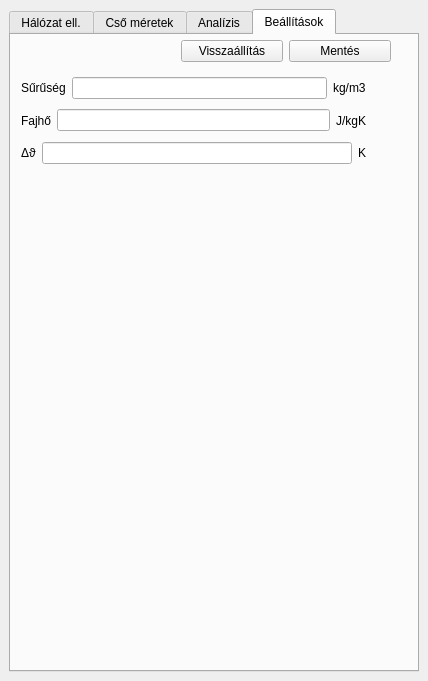
The window that hmv_widget.ui (cruizer/HMV-meretezes) describes before a commit, drawn with Qt 5.
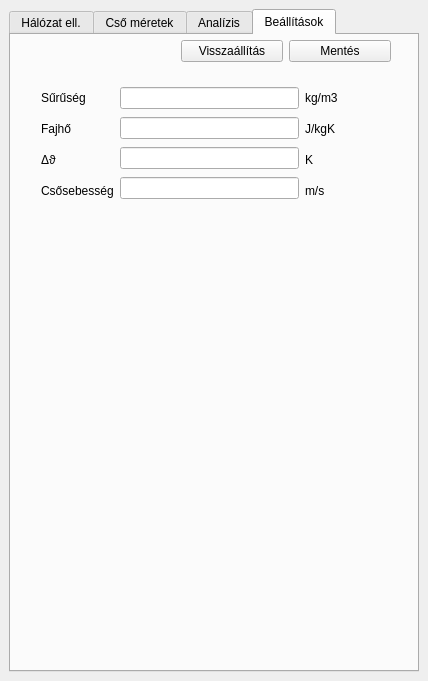
The same window after the commit. The open tabs and pages were chosen to show the change.

The edit to the form file:
```diff
--- a/hmv_widget.ui
+++ b/hmv_widget.ui
@@ -17,6 +17,9 @@
    <layout class="QVBoxLayout" name="verticalLayout_2">
     <item>
      <widget class="QTabWidget" name="tabs_Wdg">
+      <property name="tabShape">
+       <enum>QTabWidget::Rounded</enum>
+      </property>
       <property name="currentIndex">
        <number>2</number>
       </property>
@@ -351,15 +354,41 @@
        <widget class="QWidget" name="layoutWidget">
         <property name="geometry">
          <rect>
-          <x>10</x>
-          <y>40</y>
-          <width>345</width>
-          <height>91</height>
+          <x>170</x>
+          <y>0</y>
+          <width>210</width>
+          <height>32</height>
          </rect>
         </property>
-        <layout class="QVBoxLayout" name="verticalLayout_4">
+        <layout class="QHBoxLayout" name="horizontalLayout_4">
          <item>
-          <layout class="QHBoxLayout" name="horizontalLayout_7">
+          <widget class="QPushButton" name="resetSettings_btn">
+           <property name="text">
+            <string>Visszaállítás</string>
+           </property>
+          </widget>
+         </item>
+         <item>
+          <widget class="QPushButton" name="saveSettings_btn">
+           <property name="text">
+            <string>Mentés</string>
+           </property>
+          </widget>
+         </item>
+        </layout>
+       </widget>
+       <widget class="QWidget" name="layoutWidget">
+        <property name="geometry">
+         <rect>
+          <x>30</x>
+          <y>50</y>
+          <width>297</width>
+          <height>118</height>
+         </rect>
+        </property>
+        <layout class="QHBoxLayout" name="horizontalLayout_5">
+         <item>
+          <layout class="QVBoxLayout" name="verticalLayout_4">
            <item>
             <widget class="QLabel" name="label_8">
              <property name="text">
@@ -368,20 +397,6 @@
             </widget>
            </item>
            <item>
-            <widget class="QLineEdit" name="density_txtField"/>
-           </item>
-           <item>
-            <widget class="QLabel" name="label_9">
-             <property name="text">
-              <string>kg/m3</string>
-             </property>
-            </widget>
-           </item>
-          </layout>
-         </item>
-         <item>
-          <layout class="QHBoxLayout" name="horizontalLayout_6">
-           <item>
             <widget class="QLabel" name="label_6">
              <property name="text">
               <string>Fajhő</string>
@@ -389,20 +404,6 @@
             </widget>
            </item>
            <item>
-            <widget class="QLineEdit" name="specificHeat_txtField"/>
-           </item>
-           <item>
-            <widget class="QLabel" name="label_7">
-             <property name="text">
-              <string>J/kgK</string>
-             </property>
-            </widget>
-           </item>
-          </layout>
-         </item>
-         <item>
-          <layout class="QHBoxLayout" name="horizontalLayout_5">
-           <item>
             <widget class="QLabel" name="label_4">
              <property name="text">
               <string>Δϑ</string>
@@ -410,45 +411,64 @@
             </widget>
            </item>
            <item>
+            <widget class="QLabel" name="label_11">
+             <property name="text">
+              <string>Csősebesség</string>
+             </property>
+            </widget>
+           </item>
+          </layout>
+         </item>
+         <item>
+          <layout class="QVBoxLayout" name="verticalLayout_6">
+           <item>
+            <widget class="QLineEdit" name="density_txtField"/>
+           </item>
+           <item>
+            <widget class="QLineEdit" name="specificHeat_txtField"/>
+           </item>
+           <item>
             <widget class="QLineEdit" name="deltaTheta_txtField"/>
            </item>
            <item>
+            <widget class="QLineEdit" name="pipeSpeedLimit_txtField"/>
+           </item>
+          </layout>
+         </item>
+         <item>
+          <layout class="QVBoxLayout" name="verticalLayout_7">
+           <item>
+            <widget class="QLabel" name="label_9">
+             <property name="text">
+              <string>kg/m3</string>
+             </property>
+            </widget>
+           </item>
+           <item>
+            <widget class="QLabel" name="label_7">
+             <property name="text">
+              <string>J/kgK</string>
+             </property>
+            </widget>
+           </item>
+           <item>
             <widget class="QLabel" name="label_5">
              <property name="text">
               <string>K</string>
              </property>
             </widget>
            </item>
+           <item>
+            <widget class="QLabel" name="label_13">
+             <property name="text">
+              <string>m/s</string>
+             </property>
+            </widget>
+           </item>
           </layout>
          </item>
         </layout>
        </widget>
-       <widget class="QWidget" name="layoutWidget">
-        <property name="geometry">
-         <rect>
-          <x>170</x>
-          <y>0</y>
-          <width>210</width>
-          <height>32</height>
-         </rect>
-        </property>
-        <layout class="QHBoxLayout" name="horizontalLayout_4">
-         <item>
-          <widget class="QPushButton" name="resetSettings_btn">
-           <property name="text">
-            <string>Visszaállítás</string>
-           </property>
-          </widget>
-         </item>
-         <item>
-          <widget class="QPushButton" name="saveSettings_btn">
-           <property name="text">
-            <string>Mentés</string>
-           </property>
-          </widget>
-         </item>
-        </layout>
-       </widget>
       </widget>
      </widget>
     </item>
```
Left out of the diff: 45 changed lines with no effect on the pictures.
